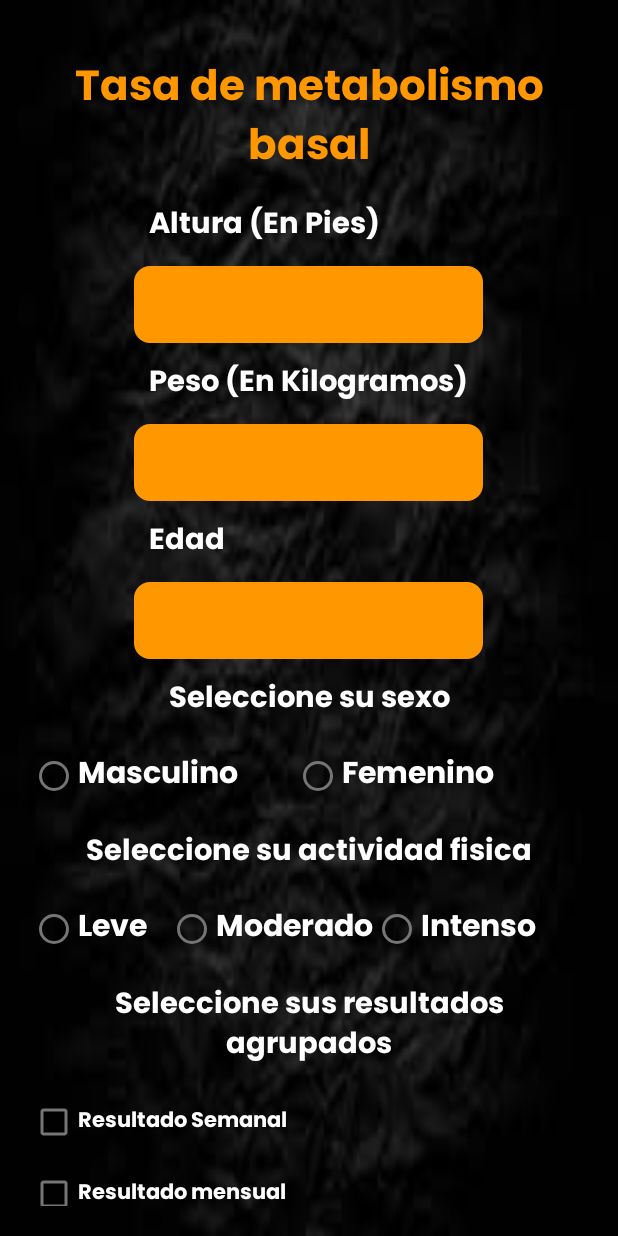
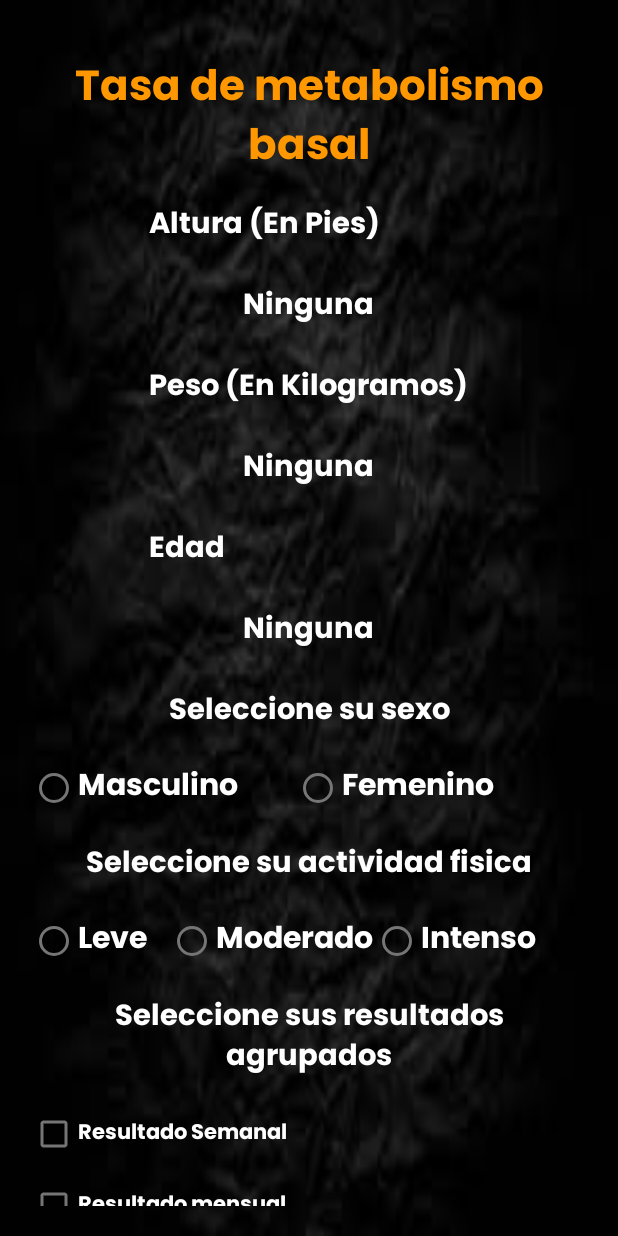
Before and after one commit to leonardopadillla/Tubox-master, an Android app: the Metabolismobasal screen opened directly, with no data from a screen before it, on a phone screen of 412 x 824 dp. Run offline under Robolectric (Android 15) with nearby library versions, the phone set to English and light mode, and no system bars; 4 statements that could not run were skipped.

Commit message:
Se modifico la calculdora

```diff
--- a/app/src/main/java/sv/edu/catolica/workin/Metabolismobasal.java
+++ b/app/src/main/java/sv/edu/catolica/workin/Metabolismobasal.java
@@ -7,18 +7,24 @@ import android.os.Bundle;
 import android.view.View;
 import android.widget.Button;
 import android.widget.CheckBox;
-import android.widget.EditText;
 import android.widget.RadioButton;
+import android.widget.TextView;
 
 import androidx.appcompat.app.AppCompatActivity;
+
+import org.w3c.dom.Text;
 
 public class Metabolismobasal extends AppCompatActivity
 {
     ////////////////////////////////////////// VARIABLES ///////////////////////////////////////////
-    EditText edit_altura, edit_peso, edit_edad;
+    int id =0;
+    Usuario u;
+    daoUsuario dao;
+    TextView alturamb, pesomb, edadmb;
     Button btn_calcular, btn_limpar;
     RadioButton radioButton_masculino, radioButton_femenino, radioButton_leve, radioButton_moderado, radioButton_intenso;
     CheckBox checkBox_semana, checkBox_mes;
+
     ////////// VARIAVEIS /////////
     double P, A, I, AF, Resultado, Resultado_semana, Resultado_mes;
     ////////////////////////////////////////////////////////////////////////////////////////////////
@@ -47,21 +53,29 @@ public class Metabolismobasal extends AppCompatActivity
         ////////////////////////////////////////////////////////////////////////////////////////////
 
         ///////////////////////////////////// DECLARAÇÕES //////////////////////////////////////////
-        edit_altura = (EditText) findViewById(R.id.edit_altura);
-        edit_peso = (EditText) findViewById(R.id.edit_peso);
-        edit_edad = (EditText) findViewById(R.id.edit_edad);
+        alturamb = findViewById(R.id.tvAlturaMB);
+        pesomb = findViewById(R.id.tvPesoMB);
+        edadmb = findViewById(R.id.tvEdadMB);
 
+        Bundle bundle = getIntent().getExtras();
+        id = bundle.getInt("id");
+        dao = new daoUsuario(this);
+        u = dao.getUsuarioById(id);
+
+        alturamb.setText(u.getAltura());
+        pesomb.setText(u.getPeso());
+        edadmb.setText(u.getEdad());
         btn_calcular = (Button) findViewById(R.id.btn_calcular);
         btn_limpar = (Button) findViewById(R.id.btn_limpiar);
 
-        radioButton_masculino = (RadioButton) findViewById(R.id.radioButton_masculino);
-        radioButton_femenino = (RadioButton) findViewById(R.id.radioButton_femenino);
-        radioButton_leve = (RadioButton) findViewById(R.id.radioButton_leve);
-        radioButton_moderado = (RadioButton) findViewById(R.id.radioButton_moderado);
-        radioButton_intenso = (RadioButton) findViewById(R.id.radioButton_intenso);
+        radioButton_masculino = findViewById(R.id.radioButton_masculino);
+        radioButton_femenino = findViewById(R.id.radioButton_femenino);
+        radioButton_leve = findViewById(R.id.radioButton_leve);
+        radioButton_moderado =  findViewById(R.id.radioButton_moderado);
+        radioButton_intenso = findViewById(R.id.radioButton_intenso);
 
-        checkBox_semana = (CheckBox) findViewById(R.id.checkBox_semana);
-        checkBox_mes = (CheckBox) findViewById(R.id.checkBox_mes);
+        checkBox_semana = findViewById(R.id.checkBox_semana);
+        checkBox_mes =  findViewById(R.id.checkBox_mes);
         ////////////////////////////////////////////////////////////////////////////////////////////
 
         ///////////////////////////////// FUNÇÃO LIMPAR CAMPOS /////////////////////////////////////
@@ -70,9 +84,6 @@ public class Metabolismobasal extends AppCompatActivity
             @Override
             public void onClick(View v)
             {
-                edit_altura.setText("");
-                edit_peso.setText("");
-                edit_edad.setText("");
 
                 radioButton_masculino.setChecked(false);
                 radioButton_femenino.setChecked(false);
@@ -95,9 +106,9 @@ public class Metabolismobasal extends AppCompatActivity
             {
                 ////////////////////////// CONDICIONES PARA DATOS EN BLANCO //////////////////////////
                 if(
-                        edit_altura.getText().length() == 0 ||
-                                edit_peso.getText().length() == 0 ||
-                                edit_edad.getText().length() == 0 ||
+                              alturamb.getText().length() == 0 ||
+                                pesomb.getText().length() == 0 ||
+                                edadmb.getText().length() == 0 ||
                                 (radioButton_masculino.isChecked() == false && radioButton_femenino.isChecked() == false) ||
                                 (radioButton_leve.isChecked() == false && radioButton_moderado.isChecked() == false && radioButton_intenso.isChecked() == false))
                 {
@@ -109,9 +120,9 @@ public class Metabolismobasal extends AppCompatActivity
                 ///////////////////////////////// CALCULO //////////////////////////////////////////
                 else
                 {
-                    A = Double.parseDouble(edit_altura.getText().toString());
-                    P = Double.parseDouble(edit_peso.getText().toString());
-                    I = Double.parseDouble(edit_edad.getText().toString());
+                    A = Double.parseDouble(alturamb.getText().toString());
+                    P = Double.parseDouble(pesomb.getText().toString());
+                    I = Double.parseDouble(edadmb.getText().toString());
 
                     //////////////////////////// SELEÇÃO SE MASCULINO //////////////////////////////
                     if(radioButton_masculino.isChecked())
--- a/app/src/main/res/layout/design_metabolismobasal.xml
+++ b/app/src/main/res/layout/design_metabolismobasal.xml
@@ -41,19 +41,17 @@
                 android:textColor="@color/white"
                 android:textSize="19sp" />
 
-            <EditText
-                android:id="@+id/edit_altura"
+            <TextView
+                android:id="@+id/tvAlturaMB"
                 android:layout_width="match_parent"
                 android:layout_height="wrap_content"
-                android:background="@drawable/sytle_edit"
-                android:hint="@string/ingrese_su_altura"
                 android:fontFamily="@font/poppinsbold"
-                android:importantForAutofill="no"
-                android:inputType="numberDecimal"
-                android:minHeight="48dp"
+                android:padding="10dp"
+                android:text="@string/AlturaMB_lbl"
+                android:textAlignment="center"
                 android:textColor="@color/white"
-                android:textColorHint="@color/boton"
-                tools:ignore="DuplicateSpeakableTextCheck,TouchTargetSizeCheck,TextContrastCheck" />
+                android:textSize="19sp" />
+
 
             <TextView
                 android:layout_width="match_parent"
@@ -64,18 +62,16 @@
                 android:textColor="@color/white"
                 android:textSize="19sp" />
 
-            <EditText
-                android:id="@+id/edit_peso"
+            <TextView
+                android:id="@+id/tvPesoMB"
                 android:layout_width="match_parent"
                 android:layout_height="wrap_content"
-                android:background="@drawable/sytle_edit"
                 android:fontFamily="@font/poppinsbold"
-                android:hint="@string/ingrese_su_peso"
-                android:importantForAutofill="no"
-                android:inputType="numberDecimal"
+                android:padding="10dp"
+                android:text="@string/PesoMB_lbl"
+                android:textAlignment="center"
                 android:textColor="@color/white"
-                android:textColorHint="@color/boton"
-                tools:ignore="DuplicateSpeakableTextCheck,TouchTargetSizeCheck" />
+                android:textSize="19sp" />
 
             <TextView
                 android:layout_width="match_parent"
@@ -86,18 +82,16 @@
                 android:textColor="@color/white"
                 android:textSize="19sp" />
 
-            <EditText
-                android:id="@+id/edit_edad"
+            <TextView
+                android:id="@+id/tvEdadMB"
                 android:layout_width="match_parent"
                 android:layout_height="wrap_content"
-                android:background="@drawable/sytle_edit"
                 android:fontFamily="@font/poppinsbold"
-                android:hint="@string/ingrese_su_edad"
-                android:importantForAutofill="no"
-                android:inputType="textPersonName"
+                android:padding="10dp"
+                android:text="@string/EdadMB_lbl"
+                android:textAlignment="center"
                 android:textColor="@color/white"
-                android:textColorHint="@color/boton"
-                tools:ignore="DuplicateSpeakableTextCheck,TouchTargetSizeCheck" />
+                android:textSize="19sp" />
 
         </LinearLayout>
 
--- a/app/src/main/res/values/strings.xml
+++ b/app/src/main/res/values/strings.xml
@@ -30,6 +30,9 @@
     <string name="btnGuardar2">Guardar</string>
     <string name="btnGuardar3">Guardar</string>
     <string name="acercade_lbl">AboutUs</string>
+    <string name="AlturaMB_lbl">Ninguna</string>
+    <string name="PesoMB_lbl">Ninguna</string>
+    <string name="EdadMB_lbl">Ninguna</string>
     <string name="menu_usuario">Usuario</string>
     <string name="menu_inicio">Home</string>
     <string name="rutinas_lbl">Rutinas</string>
```
